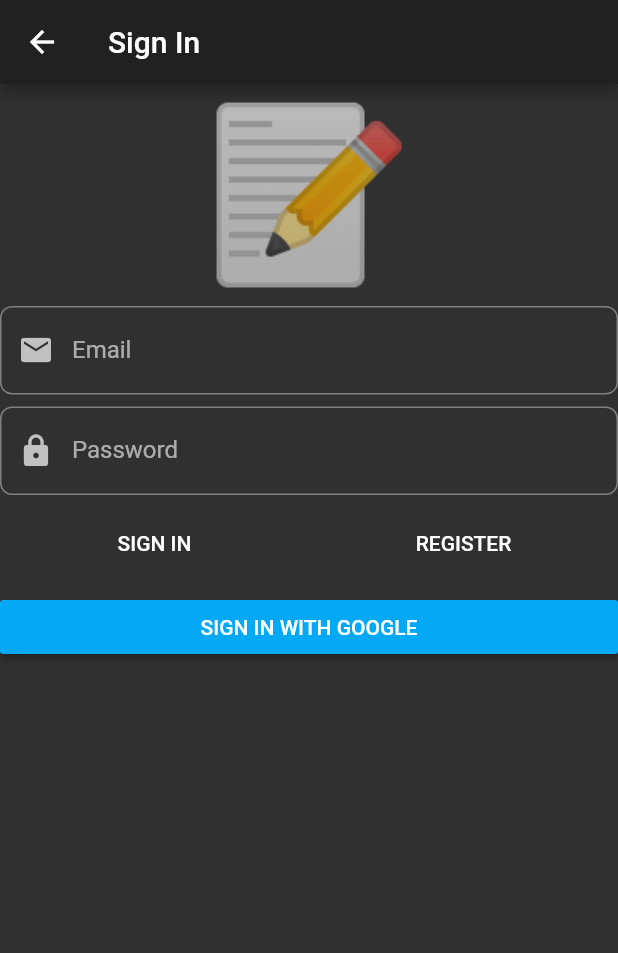
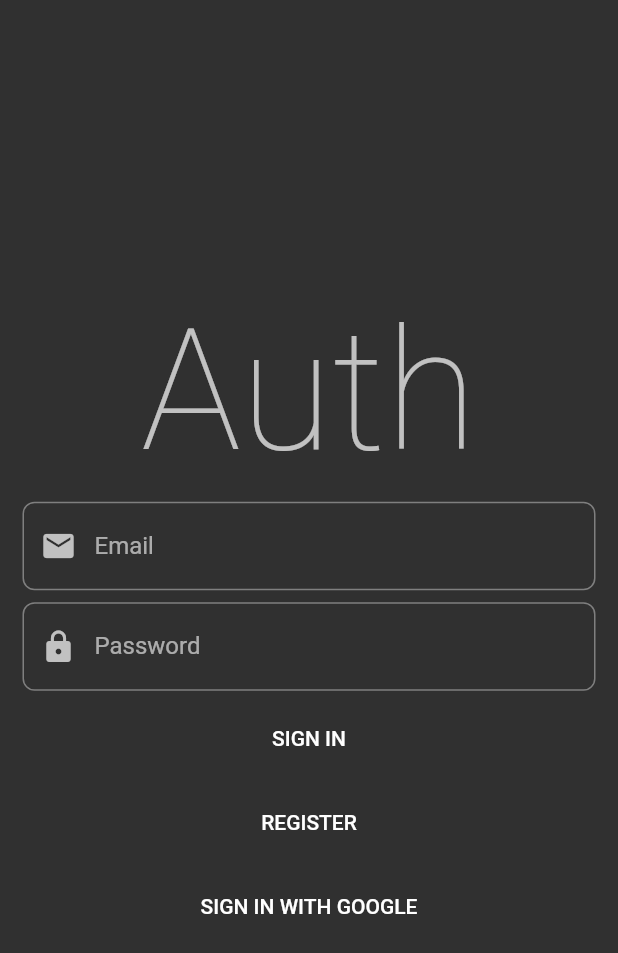
Before and after one commit to dhimasdewanto/flutter_ddd_firebase, a Flutter app: the screen it shows after launch, on a phone screen of 412 x 824 dp. Shown: the top 953 px of the screen. Run offline on Flutter 3.47's test engine with Material 2 defaults, Android fonts, the phone set to English and light mode, and no system bars; our stand-ins replace auto_route, bloc, dartz, equatable, firebase_auth, flushbar and 6 more; accounts and stored records are empty; generated files the repository leaves out were written again.

Commit message:
Update view and design

```diff
--- a/lib/presentation/sign_in/sign_in_page.dart
+++ b/lib/presentation/sign_in/sign_in_page.dart
@@ -11,9 +11,6 @@ class SignInPage extends StatelessWidget {
   @override
   Widget build(BuildContext context) {
     return Scaffold(
-      appBar: AppBar(
-        title: const Text("Sign In"),
-      ),
       body: BlocProvider<SignInFormBloc>(
         create: (context) => getIt<SignInFormBloc>(),
         child: const SignInForm(),
--- a/lib/presentation/sign_in/widgets/sign_in_form.dart
+++ b/lib/presentation/sign_in/widgets/sign_in_form.dart
@@ -30,11 +30,14 @@ class SignInForm extends StatelessWidget {
       builder: (context, state) {
         return Form(
           autovalidate: state.showErrorMessages,
-          child: ListView(
+          child: Padding(
+            padding: const EdgeInsets.all(15.0),
+            child: Column(
+              mainAxisAlignment: MainAxisAlignment.center,
               children: <Widget>[
                 const SizedBox(height: 8.0),
                 Text(
-                "📝",
+                  "Auth",
                   style: Theme.of(context).textTheme.headline1,
                   textAlign: TextAlign.center,
                 ),
@@ -95,40 +98,30 @@ class SignInForm extends StatelessWidget {
                       ),
                 ),
                 const SizedBox(height: 8.0),
-              Row(
-                children: <Widget>[
-                  Expanded(
-                    child: FlatButton(
+                FlatButton(
                   onPressed: () => context.bloc<SignInFormBloc>().add(
                       const SignInFormEvent
                           .signInWithEmailAndPasswordPressed()),
                   child: const Text("SIGN IN"),
                 ),
-                  ),
-                  Expanded(
-                    child: FlatButton(
+                const SizedBox(height: 8.0),
+                FlatButton(
                   onPressed: () => context.bloc<SignInFormBloc>().add(
                       const SignInFormEvent
                           .registerWithEmailAndPasswordPressed()),
                   child: const Text("REGISTER"),
                 ),
-                  ),
-                ],
-              ),
                 const SizedBox(height: 8.0),
-              Container(
-                width: double.infinity,
-                child: RaisedButton(
+                FlatButton(
                   onPressed: () => context
                       .bloc<SignInFormBloc>()
                       .add(const SignInFormEvent.signInWithGoogle()),
-                  color: Colors.lightBlue,
                   child: const Text("SIGN IN WITH GOOGLE"),
-                ),
                 ),
                 if (state.isSubmitting) _loadingIndicator(),
                 const SizedBox(height: 8.0),
               ],
+            ),
           ),
         );
       },
```
Lines whose indentation alone changed are shown as unchanged.
